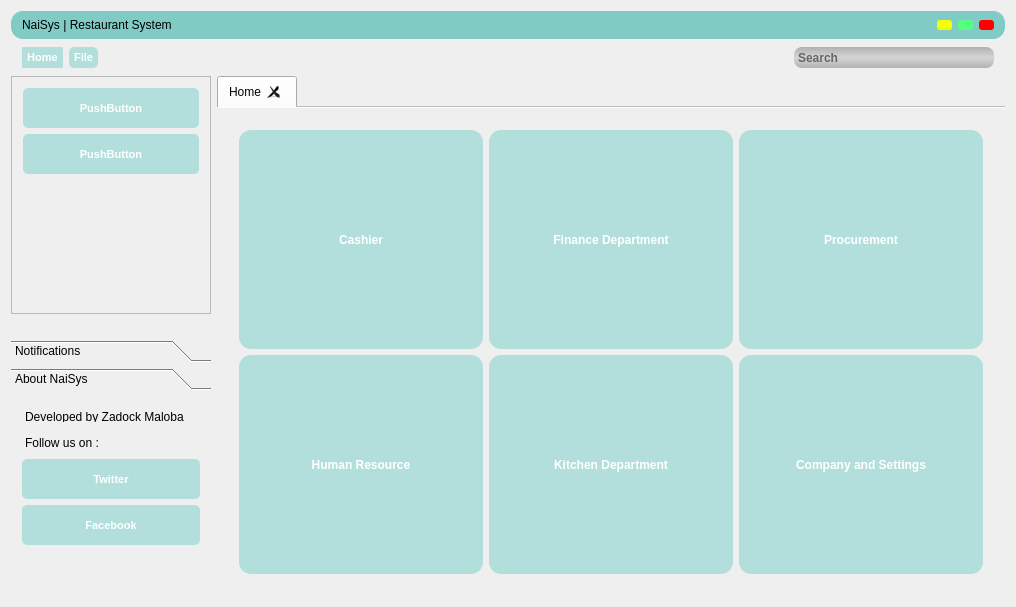
Above: procurementsys.ui from zadockmaloba/ProcurementSys before the change. Below: the same form after it.
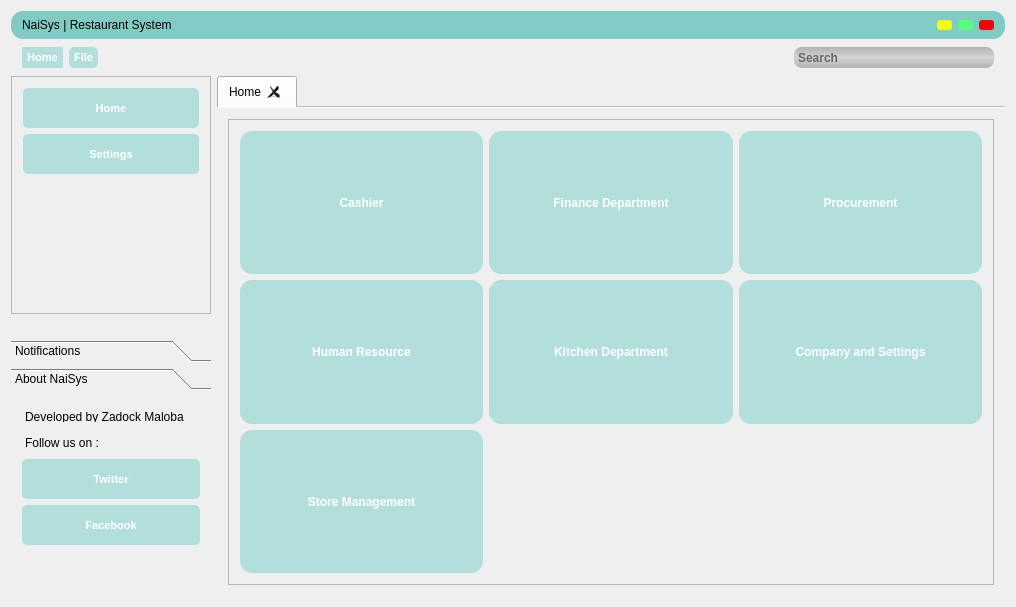
That is the form after the change. Icons and pictures are not drawn.

```diff
--- a/procurementsys.ui
+++ b/procurementsys.ui
@@ -1106,7 +1106,7 @@
             <rect>
              <x>0</x>
              <y>0</y>
-             <width>334</width>
+             <width>493</width>
              <height>227</height>
             </rect>
            </property>
@@ -1127,7 +1127,7 @@
 }</string>
               </property>
               <property name="text">
-               <string>PushButton</string>
+               <string>Home</string>
               </property>
              </widget>
             </item>
@@ -1147,7 +1147,7 @@
 }</string>
               </property>
               <property name="text">
-               <string>PushButton</string>
+               <string>Settings</string>
               </property>
              </widget>
             </item>
@@ -1407,6 +1407,33 @@
          </attribute>
          <layout class="QGridLayout" name="gridLayout_2">
           <item row="0" column="0">
+           <widget class="QScrollArea" name="scrollArea_2">
+            <property name="widgetResizable">
+             <bool>true</bool>
+            </property>
+            <widget class="QWidget" name="scrollAreaWidgetContents_2">
+             <property name="geometry">
+              <rect>
+               <x>0</x>
+               <y>0</y>
+               <width>477</width>
+               <height>469</height>
+              </rect>
+             </property>
+             <layout class="QHBoxLayout" name="horizontalLayout_4">
+              <property name="leftMargin">
+               <number>0</number>
+              </property>
+              <property name="topMargin">
+               <number>0</number>
+              </property>
+              <property name="rightMargin">
+               <number>0</number>
+              </property>
+              <property name="bottomMargin">
+               <number>0</number>
+              </property>
+              <item>
            <widget class="QWidget" name="widget" native="true">
             <property name="sizePolicy">
              <sizepolicy hsizetype="Expanding" vsizetype="Expanding">
@@ -1816,14 +1843,78 @@
 </string>
             </property>
             <layout class="QGridLayout" name="gridLayout">
-             <item row="0" column="1">
+                 <item row="2" column="0">
+                  <widget class="QPushButton" name="pushButton_4">
+                   <property name="sizePolicy">
+                    <sizepolicy hsizetype="MinimumExpanding" vsizetype="MinimumExpanding">
+                     <horstretch>0</horstretch>
+                     <verstretch>0</verstretch>
+                    </sizepolicy>
+                   </property>
+                   <property name="minimumSize">
+                    <size>
+                     <width>100</width>
+                     <height>120</height>
+                    </size>
+                   </property>
+                   <property name="text">
+                    <string>Human Resource</string>
+                   </property>
+                   <property name="icon">
+                    <iconset resource="procurementsys.qrc">
+                     <normaloff>:/financeicons/textures/PNG/027-tie.png</normaloff>:/financeicons/textures/PNG/027-tie.png</iconset>
+                   </property>
+                   <property name="iconSize">
+                    <size>
+                     <width>64</width>
+                     <height>64</height>
+                    </size>
+                   </property>
+                  </widget>
+                 </item>
+                 <item row="2" column="2">
+                  <widget class="QPushButton" name="pushButton_6">
+                   <property name="sizePolicy">
+                    <sizepolicy hsizetype="MinimumExpanding" vsizetype="MinimumExpanding">
+                     <horstretch>0</horstretch>
+                     <verstretch>0</verstretch>
+                    </sizepolicy>
+                   </property>
+                   <property name="minimumSize">
+                    <size>
+                     <width>100</width>
+                     <height>120</height>
+                    </size>
+                   </property>
+                   <property name="text">
+                    <string>Company and Settings</string>
+                   </property>
+                   <property name="icon">
+                    <iconset resource="procurementsys.qrc">
+                     <normaloff>:/financeicons/textures/PNG/042-building.png</normaloff>:/financeicons/textures/PNG/042-building.png</iconset>
+                   </property>
+                   <property name="iconSize">
+                    <size>
+                     <width>64</width>
+                     <height>64</height>
+                    </size>
+                   </property>
+                  </widget>
+                 </item>
+                 <item row="1" column="1">
               <widget class="QPushButton" name="pushButton_2">
                <property name="sizePolicy">
-                <sizepolicy hsizetype="Expanding" vsizetype="Expanding">
+                    <sizepolicy hsizetype="MinimumExpanding" vsizetype="MinimumExpanding">
                  <horstretch>0</horstretch>
                  <verstretch>0</verstretch>
                 </sizepolicy>
                </property>
+                   <property name="minimumSize">
+                    <size>
+                     <width>100</width>
+                     <height>120</height>
+                    </size>
+                   </property>
                <property name="text">
                 <string>Finance Department</string>
                </property>
@@ -1839,40 +1930,20 @@
                </property>
               </widget>
              </item>
-             <item row="1" column="1">
-              <widget class="QPushButton" name="pushButton_5">
-               <property name="sizePolicy">
-                <sizepolicy hsizetype="Expanding" vsizetype="MinimumExpanding">
-                 <horstretch>0</horstretch>
-                 <verstretch>0</verstretch>
-                </sizepolicy>
-               </property>
-               <property name="text">
-                <string>Kitchen Department</string>
-               </property>
-              </widget>
-             </item>
-             <item row="0" column="2">
-              <widget class="QPushButton" name="pushButton_3">
-               <property name="sizePolicy">
-                <sizepolicy hsizetype="Expanding" vsizetype="Expanding">
-                 <horstretch>0</horstretch>
-                 <verstretch>0</verstretch>
-                </sizepolicy>
-               </property>
-               <property name="text">
-                <string>Procurement</string>
-               </property>
-              </widget>
-             </item>
-             <item row="0" column="0">
+                 <item row="1" column="0">
               <widget class="QPushButton" name="pushButton">
                <property name="sizePolicy">
-                <sizepolicy hsizetype="Expanding" vsizetype="Expanding">
+                    <sizepolicy hsizetype="MinimumExpanding" vsizetype="MinimumExpanding">
                  <horstretch>0</horstretch>
                  <verstretch>0</verstretch>
                 </sizepolicy>
                </property>
+                   <property name="minimumSize">
+                    <size>
+                     <width>100</width>
+                     <height>120</height>
+                    </size>
+                   </property>
                <property name="styleSheet">
                 <string notr="true"/>
                </property>
@@ -1891,39 +1962,60 @@
                </property>
               </widget>
              </item>
-             <item row="1" column="0">
-              <widget class="QPushButton" name="pushButton_4">
+                 <item row="2" column="1">
+                  <widget class="QPushButton" name="pushButton_5">
                <property name="sizePolicy">
-                <sizepolicy hsizetype="Expanding" vsizetype="Expanding">
+                    <sizepolicy hsizetype="MinimumExpanding" vsizetype="MinimumExpanding">
                  <horstretch>0</horstretch>
                  <verstretch>0</verstretch>
                 </sizepolicy>
                </property>
-               <property name="text">
-                <string>Human Resource</string>
-               </property>
-               <property name="icon">
-                <iconset resource="procurementsys.qrc">
-                 <normaloff>:/financeicons/textures/PNG/027-tie.png</normaloff>:/financeicons/textures/PNG/027-tie.png</iconset>
-               </property>
-               <property name="iconSize">
+                   <property name="minimumSize">
                 <size>
-                 <width>64</width>
-                 <height>64</height>
-                </size>
-               </property>
+                     <width>100</width>
+                     <height>120</height>
+                    </size>
+                   </property>
+                   <property name="text">
+                    <string>Kitchen Department</string>
+                   </property>
               </widget>
              </item>
              <item row="1" column="2">
-              <widget class="QPushButton" name="pushButton_6">
+                  <widget class="QPushButton" name="pushButton_3">
                <property name="sizePolicy">
-                <sizepolicy hsizetype="Expanding" vsizetype="MinimumExpanding">
+                    <sizepolicy hsizetype="MinimumExpanding" vsizetype="MinimumExpanding">
                  <horstretch>0</horstretch>
                  <verstretch>0</verstretch>
                 </sizepolicy>
                </property>
+                   <property name="minimumSize">
+                    <size>
+                     <width>100</width>
+                     <height>120</height>
+                    </size>
+                   </property>
                <property name="text">
-                <string>Company and Settings</string>
+                    <string>Procurement</string>
+                   </property>
+                  </widget>
+                 </item>
+                 <item row="3" column="0">
+                  <widget class="QPushButton" name="pushButton_13">
+                   <property name="sizePolicy">
+                    <sizepolicy hsizetype="MinimumExpanding" vsizetype="MinimumExpanding">
+                     <horstretch>0</horstretch>
+                     <verstretch>0</verstretch>
+                    </sizepolicy>
+                   </property>
+                   <property name="minimumSize">
+                    <size>
+                     <width>100</width>
+                     <height>120</height>
+                    </size>
+                   </property>
+                   <property name="text">
+                    <string>Store Management</string>
                </property>
                <property name="icon">
                 <iconset resource="procurementsys.qrc">
@@ -1938,6 +2030,10 @@
               </widget>
              </item>
             </layout>
+               </widget>
+              </item>
+             </layout>
+            </widget>
            </widget>
           </item>
          </layout>
```
Left out of the diff: 2 changed lines with no effect on the pictures. Lines whose indentation alone changed are shown as unchanged.
